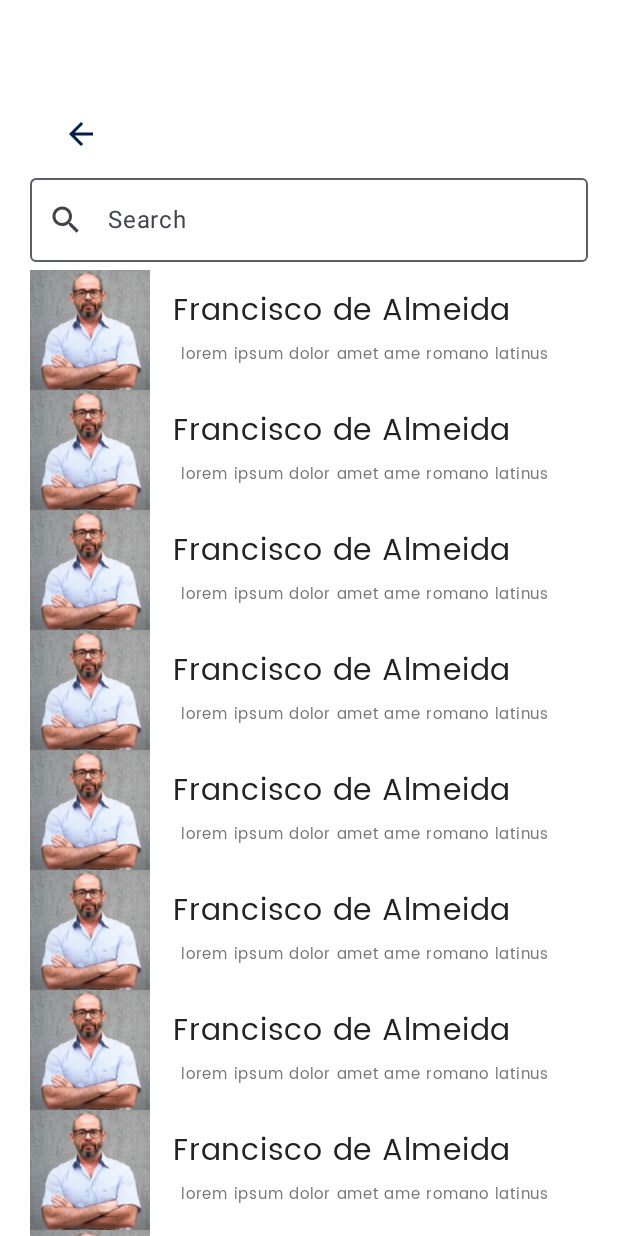
After one commit to JINNIELABORE/Jinni-Mobile, an Android app built with Jetpack Compose: the ChatListScreen screen opened through its navigation route, on a phone screen of 412 x 824 dp. The commit adds this screen. Run offline under Robolectric (Android 15) with nearby library versions, the phone set to English and light mode, and no system bars; Roboto replaces fonts that are not available here.

Commit message:
chatlist page and home page are being producing

```diff
--- a/app/src/main/java/br/senai/sp/jandira/MainActivity.kt
+++ b/app/src/main/java/br/senai/sp/jandira/MainActivity.kt
@@ -15,6 +15,7 @@ import androidx.navigation.compose.NavHost
 import androidx.navigation.compose.composable
 import androidx.navigation.compose.rememberNavController
 import br.senai.sp.jandira.screens.AddCnpj
+import br.senai.sp.jandira.screens.ChatListScreen
 import br.senai.sp.jandira.screens.ClientSignUp
 import br.senai.sp.jandira.screens.FirstPageScreen
 import br.senai.sp.jandira.screens.FreelanceHomeScreen
@@ -45,7 +46,8 @@ class MainActivity : ComponentActivity() {
                     composable(route = "AddCnpj") { AddCnpj(navController , clientViewModel = clientViewModel)}
                     composable(route = "SuccessScreen") { Sucess()}
                     composable(route = "SignIn") { LoginScreen(navController)}
-                    composable(route = "Home"){ FreelanceHomeScreen() }
+                    composable(route = "Home"){ FreelanceHomeScreen(navController) }
+                    composable(route = "ChatList"){ ChatListScreen() }
 
                     }
                 }
--- /dev/null
+++ b/app/src/main/java/br/senai/sp/jandira/screens/ChatListScreen.kt
@@ -0,0 +1,173 @@
+package br.senai.sp.jandira.screens
+
+import androidx.compose.foundation.Image
+import androidx.compose.foundation.background
+import androidx.compose.foundation.clickable
+import androidx.compose.foundation.layout.Column
+import androidx.compose.foundation.layout.Row
+import androidx.compose.foundation.layout.fillMaxSize
+import androidx.compose.foundation.layout.fillMaxWidth
+import androidx.compose.foundation.layout.height
+import androidx.compose.foundation.layout.padding
+import androidx.compose.foundation.lazy.LazyColumn
+import androidx.compose.foundation.lazy.items
+import androidx.compose.foundation.shape.CircleShape
+import androidx.compose.foundation.shape.RoundedCornerShape
+import androidx.compose.material.icons.Icons
+import androidx.compose.material.icons.outlined.ArrowBack
+import androidx.compose.material.icons.outlined.Brush
+import androidx.compose.material.icons.outlined.Search
+import androidx.compose.material3.Card
+import androidx.compose.material3.CardDefaults
+import androidx.compose.material3.Icon
+import androidx.compose.material3.IconButton
+import androidx.compose.material3.OutlinedTextField
+import androidx.compose.material3.Surface
+import androidx.compose.material3.Text
+import androidx.compose.material3.TextField
+import androidx.compose.runtime.Composable
+import androidx.compose.runtime.mutableStateOf
+import androidx.compose.runtime.remember
+import androidx.compose.ui.Alignment
+import androidx.compose.ui.Modifier
+import androidx.compose.ui.graphics.Color
+import androidx.compose.ui.graphics.Shape
+import androidx.compose.ui.res.painterResource
+import androidx.compose.ui.tooling.preview.Preview
+import androidx.compose.ui.unit.dp
+import androidx.compose.ui.unit.sp
+import br.senai.sp.jandira.R
+import br.senai.sp.jandira.ui.theme.Poppins
+
+@Composable
+fun ChatListScreen() {
+
+    var search = remember {
+        mutableStateOf("")
+    }
+    Surface (
+        modifier = Modifier
+            .fillMaxSize(),
+        color = Color(0xffFFFFFF)
+    ){
+        Column (
+            modifier = Modifier
+                .fillMaxSize()
+        ){
+            Row(
+                modifier = Modifier
+                    .fillMaxWidth()
+                    .padding(top = 65.dp, start = 30.dp)
+            ) {
+                IconButton(onClick = {
+//                    navController.navigate("SignUpMethod")
+                }) {
+                    Icon(
+                        imageVector = Icons.Outlined.ArrowBack,
+                        contentDescription = "seta",
+                        tint = Color(0xff011F4B)
+                    )
+                }
+            }
+            Row (
+                modifier = Modifier
+                    .fillMaxWidth()
+                    .padding(horizontal = 20.dp, vertical = 5.dp)
+            ){
+
+                OutlinedTextField(
+                    value = search.value,
+                    onValueChange = {
+                        search.value = it
+                    },
+                    modifier = Modifier
+                        .fillMaxWidth(),
+                    leadingIcon = {
+                        Icon(
+                            imageVector = Icons.Outlined.Search,
+                            contentDescription = "search")
+                    },
+                    placeholder = {
+                        Text(text = "Search")
+                    })
+
+
+            }
+            LazyColumn (
+                modifier = Modifier
+                    .fillMaxSize()
+            ){
+
+                items(15){
+
+                    Card (
+                        modifier = Modifier
+                            .fillMaxWidth()
+                            .height(80.dp)
+                            .clickable { },
+                        shape = RoundedCornerShape(0.dp),
+                        colors = CardDefaults.cardColors(
+                            containerColor = Color.Transparent
+                        )
+                    ){
+                        Row (
+                            modifier = Modifier
+                                .fillMaxSize()
+                                .padding(horizontal = 20.dp),
+                            verticalAlignment = Alignment.CenterVertically
+                        ){
+
+                            Image(
+                                painter = painterResource(id = R.drawable.francisco),
+                                contentDescription = "foto_perfil",
+                                modifier = Modifier
+                                    .background(color = Color.Transparent, shape = CircleShape))
+
+                            Column(
+                                modifier = Modifier
+                                    .padding(start = 15.dp)
+                            ){
+                                Text(
+                                    text = "Francisco de Almeida",
+                                    fontSize = 20.sp,
+                                    fontFamily = Poppins,
+                                    color = Color(0xff222222)
+                                )
+                                Text(
+                                    text = "lorem ipsum dolor amet ame romano latinus",
+                                    fontSize = 10.sp,
+                                    fontFamily = Poppins,
+                                    color = Color(0xff767676),
+                                    modifier = Modifier
+                                        .padding(start = 5.dp)
+                                )
+                            }
+                            Column {
+                                Card {
+
+                                }
+                            }
+
+                        }
+                    }
+                }
+
+            }
+
+
+
+
+
+
+
+
+        }
+
+    }
+}
+
+@Preview (showBackground = true, showSystemUi = true)
+@Composable
+private fun ChatListPrev() {
+    ChatListScreen()
+}
--- a/app/src/main/java/br/senai/sp/jandira/screens/FreelancerHomeScreen.kt
+++ b/app/src/main/java/br/senai/sp/jandira/screens/FreelancerHomeScreen.kt
@@ -1,6 +1,7 @@
 package br.senai.sp.jandira.screens
 import androidx.compose.foundation.Image
 import androidx.compose.foundation.background
+import androidx.compose.foundation.clickable
 import androidx.compose.foundation.layout.Arrangement
 import androidx.compose.foundation.layout.Column
 import androidx.compose.foundation.layout.Row
@@ -33,12 +34,13 @@ import androidx.compose.ui.text.font.FontWeight
 import androidx.compose.ui.tooling.preview.Preview
 import androidx.compose.ui.unit.dp
 import androidx.compose.ui.unit.sp
+import androidx.navigation.NavController
 import br.senai.sp.jandira.R
 import br.senai.sp.jandira.ui.theme.BalooTammudu
 
 
 @Composable
-fun FreelanceHomeScreen() {
+fun FreelanceHomeScreen(navController: NavController) {
 
     Surface(
         modifier = Modifier
@@ -47,7 +49,9 @@ fun FreelanceHomeScreen() {
     ) {
 
         Column (
-            modifier = Modifier.fillMaxSize().padding(bottom = 35.dp),
+            modifier = Modifier
+                .fillMaxSize()
+                .padding(bottom = 35.dp),
             verticalArrangement = Arrangement.SpaceBetween
         ){
 
@@ -98,7 +102,9 @@ fun FreelanceHomeScreen() {
 
 
             LazyColumn (
-                modifier = Modifier.fillMaxSize().padding(horizontal = 15.dp)
+                modifier = Modifier
+                    .fillMaxSize()
+                    .padding(start = 15.dp, end = 15.dp, bottom = 30.dp)
             ){
 
                 items(10){
@@ -107,6 +113,17 @@ fun FreelanceHomeScreen() {
                             .height(200.dp)
                             .fillMaxWidth()
                             .padding(vertical = 10.dp)
+                            .background(
+                                Brush.linearGradient(
+                                    0.0f to Color(0xff011F4B),
+                                    1.0f to Color(0xff03396C)
+                                ),
+                                shape = RoundedCornerShape(15.dp)
+                            )
+                            ,
+                        colors = CardDefaults.cardColors(
+                            containerColor = Color.Transparent
+                        )
                     ){
 
                     }
@@ -118,7 +135,9 @@ fun FreelanceHomeScreen() {
         }
 
         Column (
-            modifier = Modifier.fillMaxSize().padding(bottom = 35.dp),
+            modifier = Modifier
+                .fillMaxSize()
+                .padding(bottom = 35.dp),
             verticalArrangement = Arrangement.Bottom
         ){
 
@@ -137,7 +156,8 @@ fun FreelanceHomeScreen() {
                                 0.0f to Color(0xff03396C),
                                 1.0f to Color(0xff011F4B)
                             ),
-                            shape = RoundedCornerShape(15.dp)),
+                            shape = RoundedCornerShape(15.dp)
+                        ),
                     colors = CardDefaults.cardColors(
                         containerColor = Color.Transparent
                     )
@@ -157,19 +177,24 @@ fun FreelanceHomeScreen() {
                             contentDescription = "projetos",
                             modifier = Modifier
                                 .height(25.dp)
-                                .width(25.dp))
+                                .width(25.dp)
+                                .clickable {  })
                         Image(
                             painter = painterResource(id = R.drawable.casa),
                             contentDescription = "projetos",
                             modifier = Modifier
                                 .height(25.dp)
-                                .width(25.dp))
+                                .width(25.dp)
+                                .clickable {  })
                         Image(
                             painter = painterResource(id = R.drawable.conversa),
                             contentDescription = "projetos",
                             modifier = Modifier
                                 .height(25.dp)
-                                .width(25.dp))
+                                .width(25.dp)
+                                .clickable {
+                                    navController.navigate("ChatList")
+                                })
                     }
 
                 }
@@ -181,10 +206,3 @@ fun FreelanceHomeScreen() {
 
 
 }
-
-
-@Preview (showSystemUi = true, showBackground = true)
-@Composable
-private fun Homeprev() {
-    FreelanceHomeScreen()
-}
```
